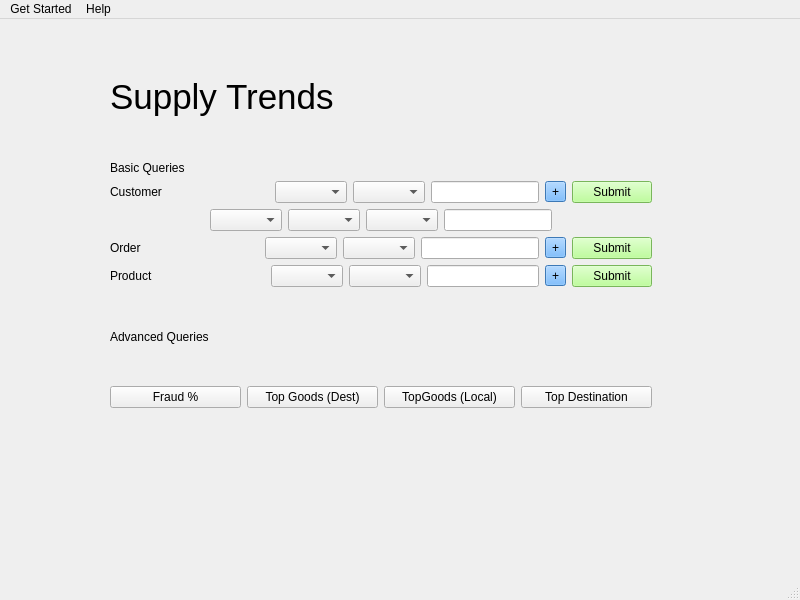
Before: the Qt Designer form mainPage.ui in Leoyang158/SupplyChain_CSCE310, drawn with Qt 5.
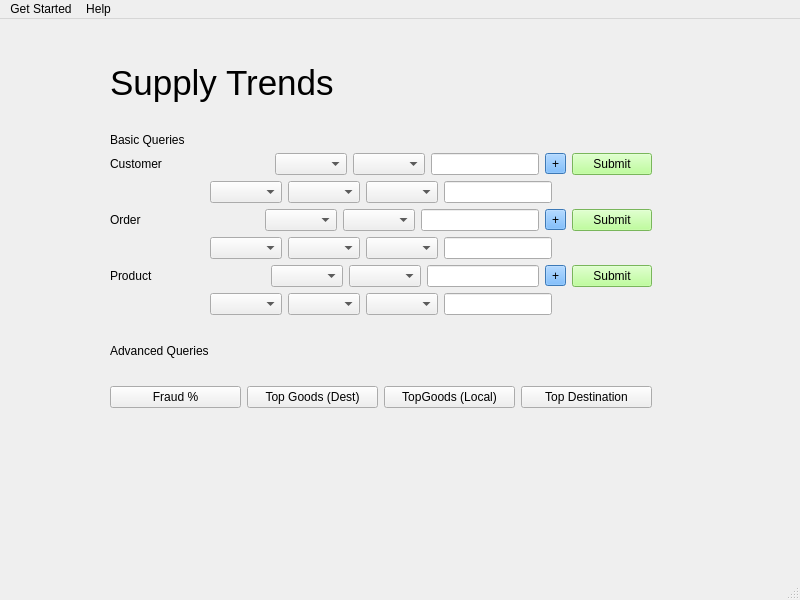
After: the same form once the commit is applied.

What changed in the file:
```diff
--- a/mainPage.ui
+++ b/mainPage.ui
@@ -99,17 +99,7 @@
          </item>
         </layout>
        </item>
-       <item row="0" column="0">
-        <widget class="QLabel" name="basicTitle">
-         <property name="styleSheet">
-          <string notr="true">font: 12pt &quot;MS Sans Serif&quot;;</string>
-         </property>
-         <property name="text">
-          <string>Basic Queries</string>
-         </property>
-        </widget>
-       </item>
-       <item row="4" column="0">
+       <item row="5" column="0">
         <layout class="QHBoxLayout" name="horizontalLayout_3">
          <item>
           <widget class="QLabel" name="uiProductLabel">
@@ -215,6 +205,16 @@
          </item>
         </layout>
        </item>
+       <item row="0" column="0">
+        <widget class="QLabel" name="basicTitle">
+         <property name="styleSheet">
+          <string notr="true">font: 12pt &quot;MS Sans Serif&quot;;</string>
+         </property>
+         <property name="text">
+          <string>Basic Queries</string>
+         </property>
+        </widget>
+       </item>
        <item row="2" column="0">
         <layout class="QHBoxLayout" name="horizontalLayout_5">
          <item>
@@ -257,6 +257,90 @@
          </item>
         </layout>
        </item>
+       <item row="4" column="0">
+        <layout class="QHBoxLayout" name="horizontalLayout_6">
+         <item>
+          <spacer name="horizontalSpacer_6">
+           <property name="orientation">
+            <enum>Qt::Horizontal</enum>
+           </property>
+           <property name="sizeHint" stdset="0">
+            <size>
+             <width>40</width>
+             <height>20</height>
+            </size>
+           </property>
+          </spacer>
+         </item>
+         <item>
+          <widget class="QComboBox" name="uiAddAndCombo_2"/>
+         </item>
+         <item>
+          <widget class="QComboBox" name="uiAddAttributeCombo_2"/>
+         </item>
+         <item>
+          <widget class="QComboBox" name="uiAddSignCombo_2"/>
+         </item>
+         <item>
+          <widget class="QLineEdit" name="uiAddText_2"/>
+         </item>
+         <item>
+          <spacer name="horizontalSpacer_7">
+           <property name="orientation">
+            <enum>Qt::Horizontal</enum>
+           </property>
+           <property name="sizeHint" stdset="0">
+            <size>
+             <width>40</width>
+             <height>20</height>
+            </size>
+           </property>
+          </spacer>
+         </item>
+        </layout>
+       </item>
+       <item row="6" column="0">
+        <layout class="QHBoxLayout" name="horizontalLayout_7">
+         <item>
+          <spacer name="horizontalSpacer_8">
+           <property name="orientation">
+            <enum>Qt::Horizontal</enum>
+           </property>
+           <property name="sizeHint" stdset="0">
+            <size>
+             <width>40</width>
+             <height>20</height>
+            </size>
+           </property>
+          </spacer>
+         </item>
+         <item>
+          <widget class="QComboBox" name="uiAddAndCombo_3"/>
+         </item>
+         <item>
+          <widget class="QComboBox" name="uiAddAttributeCombo_3"/>
+         </item>
+         <item>
+          <widget class="QComboBox" name="uiAddSignCombo_3"/>
+         </item>
+         <item>
+          <widget class="QLineEdit" name="uiAddText_3"/>
+         </item>
+         <item>
+          <spacer name="horizontalSpacer_9">
+           <property name="orientation">
+            <enum>Qt::Horizontal</enum>
+           </property>
+           <property name="sizeHint" stdset="0">
+            <size>
+             <width>40</width>
+             <height>20</height>
+            </size>
+           </property>
+          </spacer>
+         </item>
+        </layout>
+       </item>
       </layout>
      </item>
      <item>
```
